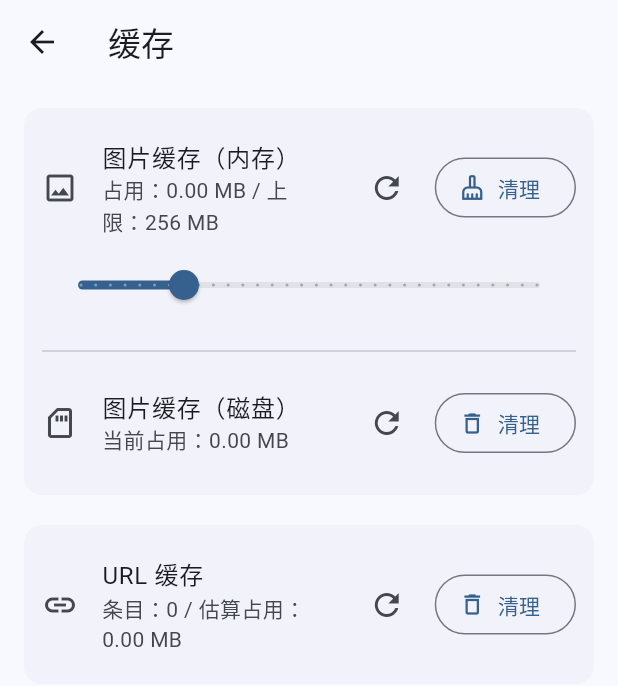
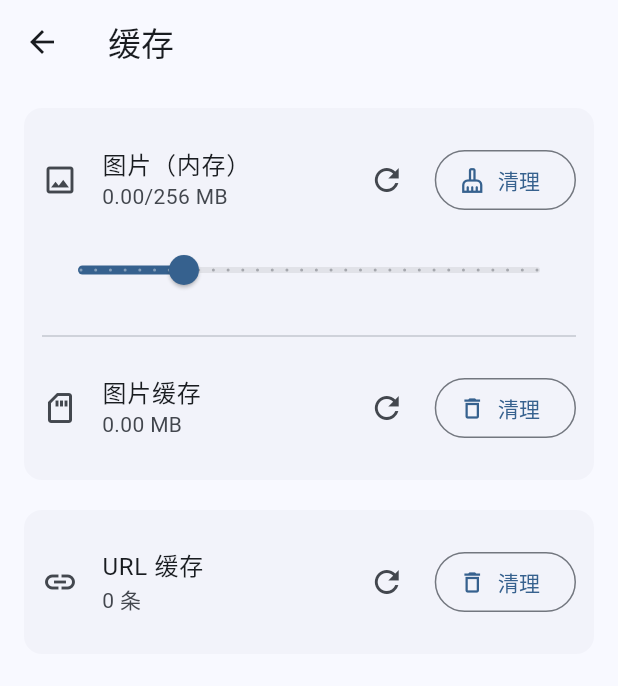
Before and after one commit to enten0103/tono_music, a Flutter app: the CacheSettingsView screen opened by its route, on a phone screen of 412 x 824 dp. Shown: the top 686 px of the screen. Run offline on Flutter 3.47's test engine with Material 3 defaults, Android fonts, the phone set to English and light mode, and no system bars; our stand-ins replace awesome_notifications, cached_network_image, file_picker, flutter_cache_manager, get, logger and 1 more; missing offline and left inert: audio_session, flutter_js, media_kit, music_sdk, smtc_windows, system_fonts and 2 more; accounts and stored records are empty; statements that could not run were skipped.

Commit message:
feat(setting):更新部分显示效果以解决其在安卓上的排版

```diff
--- a/lib/app/ui/settings/sections/cache_settings_view.dart
+++ b/lib/app/ui/settings/sections/cache_settings_view.dart
@@ -26,12 +26,12 @@ class CacheSettingsView extends GetView<SettingsController> {
                   ListTile(
                     contentPadding: EdgeInsets.zero,
                     leading: const Icon(Icons.image_outlined),
-                    title: const Text('图片缓存（内存）'),
+                    title: const Text('图片（内存）'),
                     subtitle: Obx(() {
                       final used = controller.imageCacheUsedBytes.value;
                       final usedMb = (used / (1024 * 1024)).toStringAsFixed(2);
                       final limitMb = controller.imageCacheMB.value;
-                      return Text('占用：$usedMb MB / 上限：$limitMb MB');
+                      return Text('$usedMb/$limitMb MB');
                     }),
                     trailing: Wrap(
                       spacing: 8,
@@ -68,11 +68,11 @@ class CacheSettingsView extends GetView<SettingsController> {
                   ListTile(
                     contentPadding: EdgeInsets.zero,
                     leading: const Icon(Icons.sd_storage_outlined),
-                    title: const Text('图片缓存（磁盘）'),
+                    title: const Text('图片缓存'),
                     subtitle: Obx(() {
                       final b = controller.imageDiskCacheBytes.value;
                       final mb = (b / (1024 * 1024)).toStringAsFixed(2);
-                      return Text('当前占用：$mb MB');
+                      return Text('$mb MB');
                     }),
                     trailing: Wrap(
                       spacing: 8,
@@ -108,9 +108,7 @@ class CacheSettingsView extends GetView<SettingsController> {
                     title: const Text('URL 缓存'),
                     subtitle: Obx(() {
                       final count = controller.urlCacheEntryCount.value;
-                      final b = controller.urlCacheStorageBytes.value;
-                      final mb = (b / (1024 * 1024)).toStringAsFixed(2);
-                      return Text('条目：$count / 估算占用：$mb MB');
+                      return Text('$count 条');
                     }),
                     trailing: Wrap(
                       spacing: 8,
```
Also changed, not shown: lib/app/ui/settings/sections/appearance_settings_view.dart (+2 -7 lines).
